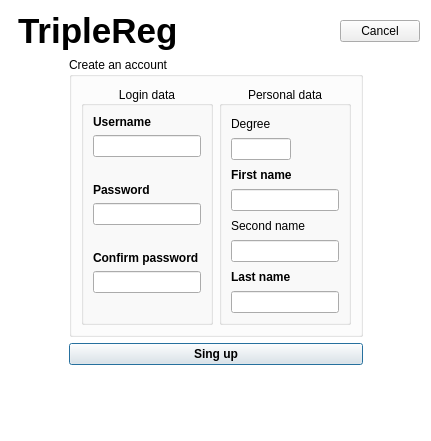
The window that TripleReg/dialogcreateanaccount.ui (ziemastz/SL) describes before a commit, drawn with Qt 5.
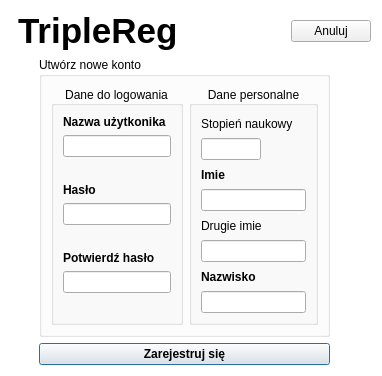
The same window after the commit. Icons and pictures are not drawn.

What changed in the file:
```diff
--- a/TripleReg/dialogcreateanaccount.ui
+++ b/TripleReg/dialogcreateanaccount.ui
@@ -6,8 +6,8 @@
    <rect>
     <x>0</x>
     <y>0</y>
-    <width>431</width>
-    <height>441</height>
+    <width>382</width>
+    <height>363</height>
    </rect>
   </property>
   <property name="windowTitle">
@@ -46,7 +46,7 @@
      <item row="0" column="4" rowspan="2">
       <widget class="QPushButton" name="cancel_pushButton">
        <property name="text">
-        <string>Cancel</string>
+        <string>Anuluj</string>
        </property>
        <property name="autoDefault">
         <bool>false</bool>
@@ -101,13 +101,13 @@
    <item row="1" column="1">
     <widget class="QGroupBox" name="groupBox">
      <property name="title">
-      <string>Create an account</string>
+      <string>Utwórz nowe konto</string>
      </property>
      <layout class="QGridLayout" name="gridLayout_3">
       <item row="0" column="1" rowspan="2">
        <widget class="QGroupBox" name="groupBox_2">
         <property name="title">
-         <string>Personal data</string>
+         <string>Dane personalne</string>
         </property>
         <property name="alignment">
          <set>Qt::AlignCenter</set>
@@ -125,7 +125,7 @@
             </font>
            </property>
            <property name="text">
-            <string>First name</string>
+            <string>Imie</string>
            </property>
            <property name="alignment">
             <set>Qt::AlignLeading|Qt::AlignLeft|Qt::AlignVCenter</set>
@@ -145,7 +145,7 @@
          <item row="0" column="1">
           <widget class="QLabel" name="label_6">
            <property name="text">
-            <string>Degree</string>
+            <string>Stopień naukowy</string>
            </property>
            <property name="alignment">
             <set>Qt::AlignLeading|Qt::AlignLeft|Qt::AlignVCenter</set>
@@ -155,7 +155,7 @@
          <item row="4" column="1">
           <widget class="QLabel" name="label_8">
            <property name="text">
-            <string>Second name</string>
+            <string>Drugie imie</string>
            </property>
            <property name="alignment">
             <set>Qt::AlignLeading|Qt::AlignLeft|Qt::AlignVCenter</set>
@@ -177,7 +177,7 @@
             </font>
            </property>
            <property name="text">
-            <string>Last name</string>
+            <string>Nazwisko</string>
            </property>
            <property name="alignment">
             <set>Qt::AlignLeading|Qt::AlignLeft|Qt::AlignVCenter</set>
@@ -190,7 +190,7 @@
       <item row="0" column="0" rowspan="2">
        <widget class="QGroupBox" name="groupBox_3">
         <property name="title">
-         <string>Login data</string>
+         <string>Dane do logowania</string>
         </property>
         <property name="alignment">
          <set>Qt::AlignCenter</set>
@@ -205,7 +205,7 @@
             </font>
            </property>
            <property name="text">
-            <string>Confirm password</string>
+            <string>Potwierdź hasło</string>
            </property>
            <property name="alignment">
             <set>Qt::AlignLeading|Qt::AlignLeft|Qt::AlignVCenter</set>
@@ -235,7 +235,7 @@
             </font>
            </property>
            <property name="text">
-            <string>Username</string>
+            <string>Nazwa użytkonika</string>
            </property>
            <property name="alignment">
             <set>Qt::AlignLeading|Qt::AlignLeft|Qt::AlignVCenter</set>
@@ -273,7 +273,7 @@
             </font>
            </property>
            <property name="text">
-            <string>Password</string>
+            <string>Hasło</string>
            </property>
            <property name="alignment">
             <set>Qt::AlignLeading|Qt::AlignLeft|Qt::AlignVCenter</set>
@@ -352,7 +352,7 @@
       </font>
      </property>
      <property name="text">
-      <string>Sing up</string>
+      <string>Zarejestruj się</string>
      </property>
     </widget>
    </item>
```
Left out of the diff: 2 changed lines with no effect on the pictures.
